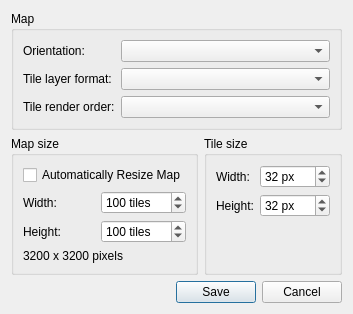
Qt form src/tiled/newmapdialog.ui (mapeditor/tiled) before a commit.
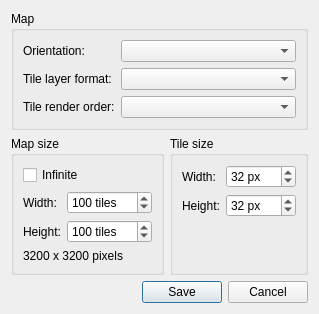
The same form after that commit.

Patch:
```diff
--- a/src/tiled/newmapdialog.ui
+++ b/src/tiled/newmapdialog.ui
@@ -6,7 +6,7 @@
    <rect>
     <x>0</x>
     <y>0</y>
-    <width>383</width>
+    <width>352</width>
     <height>324</height>
    </rect>
   </property>
@@ -26,7 +26,7 @@
       <item row="1" column="0" colspan="2">
        <widget class="QCheckBox" name="mapInfinite">
         <property name="text">
-         <string>Automatically Resize Map</string>
+         <string>Infinite</string>
         </property>
        </widget>
       </item>
```
